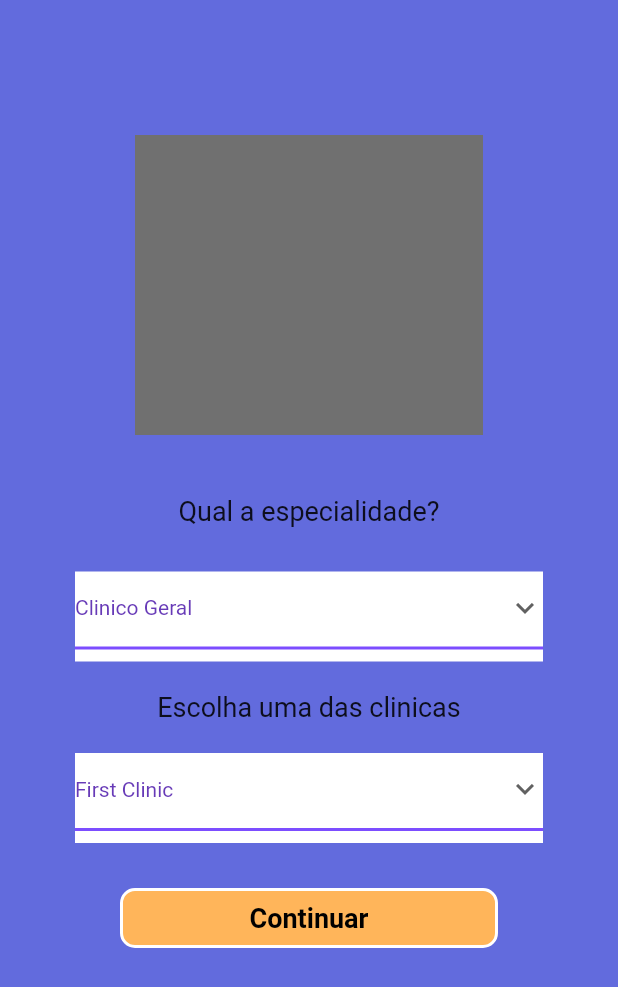
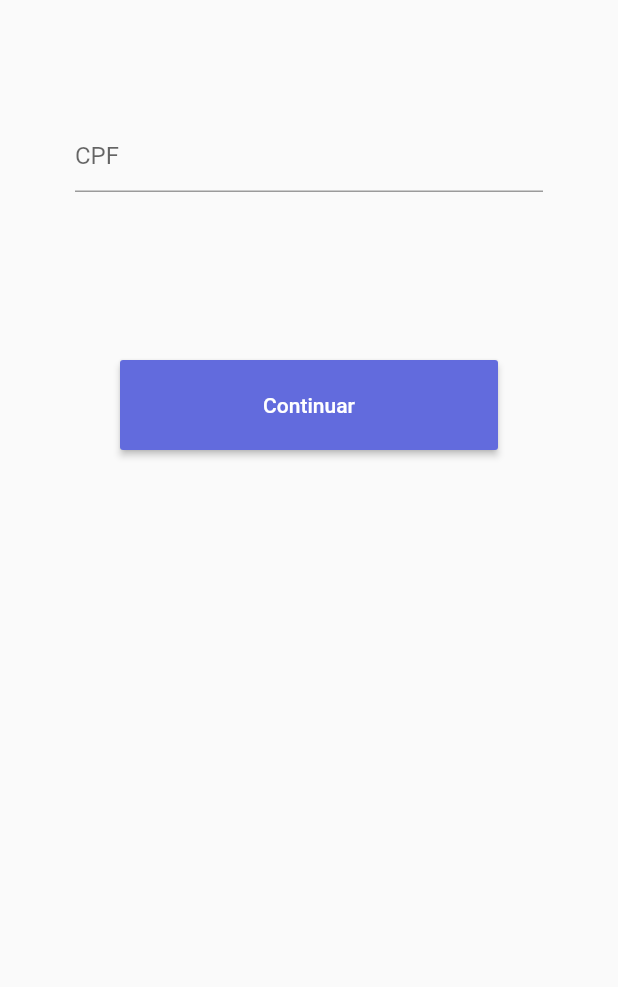
Before and after one commit to gabrielbarreto030/Agendaconsulta, a Flutter app: the screen it shows after launch, on a phone screen of 412 x 824 dp. Shown: the top 987 px of the screen. Run offline on Flutter 3.47's test engine with Material 2 defaults, Android fonts, the phone set to English and light mode, and no system bars; our stand-ins replace flare_flutter.

Commit message:
3 screen

```diff
--- /dev/null
+++ b/assets/theme/all_theme.dart
@@ -0,0 +1,3 @@
+import 'package:flutter/material.dart';
+
+TextStyle title = TextStyle(fontSize: 20, fontWeight: FontWeight.bold);
--- a/lib/main.dart
+++ b/lib/main.dart
@@ -1,5 +1,6 @@
 import 'package:agendaconsulta/controllers/plataform_controller.dart';
 import 'package:agendaconsulta/views/android/android_app_main.dart';
+import 'package:agendaconsulta/views/shared/pages/medical_choice_view.dart';
 import 'package:agendaconsulta/views/ios/ios_app_main.dart';
 import 'package:flutter/material.dart';
 import 'package:provider/provider.dart';
@@ -17,6 +18,6 @@ class MyApp extends StatelessWidget {
   // This widget is the root of your application.
   @override
   Widget build(BuildContext context) {
-    return PlataformCurrentNow().isIos ? IosApp() : AndroidApp();
+    return AndroidApp();
   }
 }
--- a/lib/views/android/android_app_main.dart
+++ b/lib/views/android/android_app_main.dart
@@ -1,16 +1,19 @@
 import 'package:agendaconsulta/views/android/pages/choice_page_view.dart';
+import 'package:agendaconsulta/views/shared/pages/login_page_view.dart';
+import 'package:agendaconsulta/views/shared/pages/medical_choice_view.dart';
 import 'package:agendaconsulta/views/android/pages/specialty_page_android_view.dart';
 import 'package:agendaconsulta/views/android/themes/theme_light.dart';
-import 'package:agendaconsulta/views/shared/pages/specialty_page_view.dart';
+import 'package:agendaconsulta/views/shared/pages/scheduling_page_view.dart';
+import 'package:agendaconsulta/views/shared/pages/signCPF_view.dart';
+import 'package:agendaconsulta/views/shared/pages/sign_page_view.dart';
 import 'package:flutter/material.dart';
-import 'pages/splashPage_view.dart';
 
 class AndroidApp extends StatelessWidget {
   @override
   Widget build(BuildContext context) {
     return MaterialApp(
-      theme: themeDataLight(),
-      home: SpeacialtyAndroid(),
-    );
+        debugShowCheckedModeBanner: false,
+        theme: themeDataLight(),
+        home: Scaffold(body: SignupCPF()));
   }
 }
--- a/lib/views/android/themes/theme_light.dart
+++ b/lib/views/android/themes/theme_light.dart
@@ -6,6 +6,8 @@ final Brightness brightness = Brightness.light;
 
 ThemeData themeDataLight() {
   return ThemeData(
+      primaryTextTheme: TextTheme(
+          headline1: TextStyle(fontSize: 20, fontWeight: FontWeight.bold)),
       textTheme: TextTheme(button: TextStyle(color: Color(0xffffffff))),
       brightness: brightness,
       primaryColor: primaryColor,
--- /dev/null
+++ b/lib/views/android/widgets/buttonAndroid_widget.dart
@@ -0,0 +1,18 @@
+import 'package:flutter/material.dart';
+
+class ButtonAndroid extends StatelessWidget {
+  String text;
+
+  ButtonAndroid(this.text);
+  @override
+  Widget build(BuildContext context) {
+    return Container(
+      margin: EdgeInsets.symmetric(horizontal: 50),
+      height: 60,
+      child: RaisedButton(
+          color: Color(0xff626bDD),
+          child: Text(text, style: TextStyle(color: Color(0xffffffff))),
+          onPressed: () {}),
+    );
+  }
+}
--- a/lib/views/android/widgets/dropDown_widget.dart
+++ b/lib/views/android/widgets/dropDown_widget.dart
@@ -24,8 +24,8 @@ class _DropDownAndroidState extends State<DropDownAndroid> {
       elevation: 16,
       style: TextStyle(color: Colors.deepPurple),
       underline: Container(
-        height: 2,
-        color: Colors.deepPurpleAccent,
+        height: 0,
+        color: Colors.black,
       ),
       onChanged: (String newValue) {
         setState(() {
--- /dev/null
+++ b/lib/views/android/widgets/textFieldAndroid_widget.dart
@@ -0,0 +1,112 @@
+import 'package:flutter/material.dart';
+
+class TextFieldAndroid extends StatelessWidget {
+  String fieldtype;
+  TextFieldAndroid(this.fieldtype);
+  @override
+  Widget build(BuildContext context) {
+    return Container(
+      height: 60,
+      margin: EdgeInsets.symmetric(horizontal: 30),
+      child: choiceType(fieldtype),
+    );
+  }
+}
+
+Widget choiceType(String type) {
+  switch (type) {
+    case "email":
+      {
+        return AndroidEmail();
+      }
+    case "senha":
+      {
+        return AndroidPassword();
+      }
+    case "rsenha":
+      {
+        return AndroidResPassword();
+      }
+    case "nome":
+      {
+        return AndroidName();
+      }
+    case "cpf":
+      {
+        return AndroidCPF();
+      }
+
+      break;
+    default:
+  }
+}
+
+class AndroidCPF extends StatelessWidget {
+  const AndroidCPF({
+    Key key,
+  }) : super(key: key);
+
+  @override
+  Widget build(BuildContext context) {
+    return TextField(
+      keyboardType: TextInputType.number,
+      decoration: InputDecoration(hintText: "CPF"),
+    );
+  }
+}
+
+class AndroidName extends StatelessWidget {
+  const AndroidName({
+    Key key,
+  }) : super(key: key);
+
+  @override
+  Widget build(BuildContext context) {
+    return TextField(
+      keyboardType: TextInputType.text,
+      decoration: InputDecoration(hintText: "Nome"),
+    );
+  }
+}
+
+class AndroidPassword extends StatelessWidget {
+  const AndroidPassword({
+    Key key,
+  }) : super(key: key);
+
+  @override
+  Widget build(BuildContext context) {
+    return TextField(
+      obscureText: true,
+      decoration: InputDecoration(hintText: "Senha"),
+    );
+  }
+}
+
+class AndroidResPassword extends StatelessWidget {
+  const AndroidResPassword({
+    Key key,
+  }) : super(key: key);
+
+  @override
+  Widget build(BuildContext context) {
+    return TextField(
+      obscureText: true,
+      decoration: InputDecoration(hintText: "Repita a senha"),
+    );
+  }
+}
+
+class AndroidEmail extends StatelessWidget {
+  const AndroidEmail({
+    Key key,
+  }) : super(key: key);
+
+  @override
+  Widget build(BuildContext context) {
+    return TextField(
+      keyboardType: TextInputType.emailAddress,
+      decoration: InputDecoration(hintText: "Email"),
+    );
+  }
+}
--- a/lib/views/ios/ios_app_main.dart
+++ b/lib/views/ios/ios_app_main.dart
@@ -1,3 +1,4 @@
+import 'package:agendaconsulta/views/shared/pages/medical_choice_view.dart';
 import 'package:agendaconsulta/views/shared/pages/specialty_page_view.dart';
 import 'package:flutter/cupertino.dart';
 
@@ -5,7 +6,7 @@ class IosApp extends StatelessWidget {
   @override
   Widget build(BuildContext context) {
     return CupertinoApp(
-      home: CupertinoPageScaffold(child: SpecialityPage()),
+      home: CupertinoPageScaffold(child: MedicialChoiceAndroid()),
     );
   }
 }
--- /dev/null
+++ b/lib/views/shared/pages/signCPF_view.dart
@@ -0,0 +1,30 @@
+import 'dart:io';
+
+import 'package:agendaconsulta/views/android/widgets/buttonAndroid_widget.dart';
+import 'package:agendaconsulta/views/android/widgets/textFieldAndroid_widget.dart';
+import 'package:agendaconsulta/views/ios/widgets/Button_widget.dart';
+import 'package:agendaconsulta/views/ios/widgets/TextFieldIos_widget.dart';
+import 'package:flutter/widgets.dart';
+
+class SignupCPF extends StatelessWidget {
+  @override
+  Widget build(BuildContext context) {
+    return ListView(
+      children: <Widget>[
+        Container(
+          padding: EdgeInsets.symmetric(horizontal: 20, vertical: 80),
+          child: Platform.isIOS ? TextFieldIos("cpf") : TextFieldAndroid("cpf"),
+        ),
+        SizedBox(
+          height: 20,
+        ),
+        Container(
+          margin: EdgeInsets.symmetric(horizontal: 30),
+          child: Platform.isIOS
+              ? ButtonIos("Continuar")
+              : ButtonAndroid("Continuar"),
+        )
+      ],
+    );
+  }
+}
--- a/lib/views/shared/pages/specialty_page_view.dart
+++ b/lib/views/shared/pages/specialty_page_view.dart
@@ -32,6 +32,7 @@ class SpecialityPage extends StatelessWidget {
             height: 30,
           ),
           Container(
+              padding: EdgeInsets.fromLTRB(10, 5, 10, 0),
               color: Color(0xffffffff),
               width: 200,
               height: 60,
@@ -50,6 +51,7 @@ class SpecialityPage extends StatelessWidget {
             height: 20,
           ),
           Container(
+            padding: EdgeInsets.fromLTRB(10, 5, 10, 0),
             color: Color(0xffffffff),
             width: 200,
             height: 60,
--- a/pubspec.yaml
+++ b/pubspec.yaml
@@ -48,9 +48,12 @@ flutter:
 
   # To add assets to your application, add an assets section, like this:
   assets:
+  #animations
     - assets/animations/Doctor_Scale.flr
     - assets/animations/Wave_Name.flr
     - assets/animations/ChooseDoor.flr
+  #imgs
+    - assets/imgs/icoGoogle.png
 
   #   - images/a_dot_ham.jpeg
 
```
Also changed, not shown: lib/views/ios/widgets/Button_widget.dart (added, +20 -0 lines), lib/views/ios/widgets/TextFieldIos_widget.dart (added, +111 -0 lines), lib/views/shared/pages/login_page_view.dart (added, +96 -0 lines), lib/views/shared/pages/medical_choice_view.dart (added, +53 -0 lines), lib/views/shared/pages/scheduling_page_view.dart (added, +139 -0 lines), lib/views/shared/pages/sign_page_view.dart (added, +58 -0 lines), assets/imgs/icoGoogle.png (added), 1 other file.
